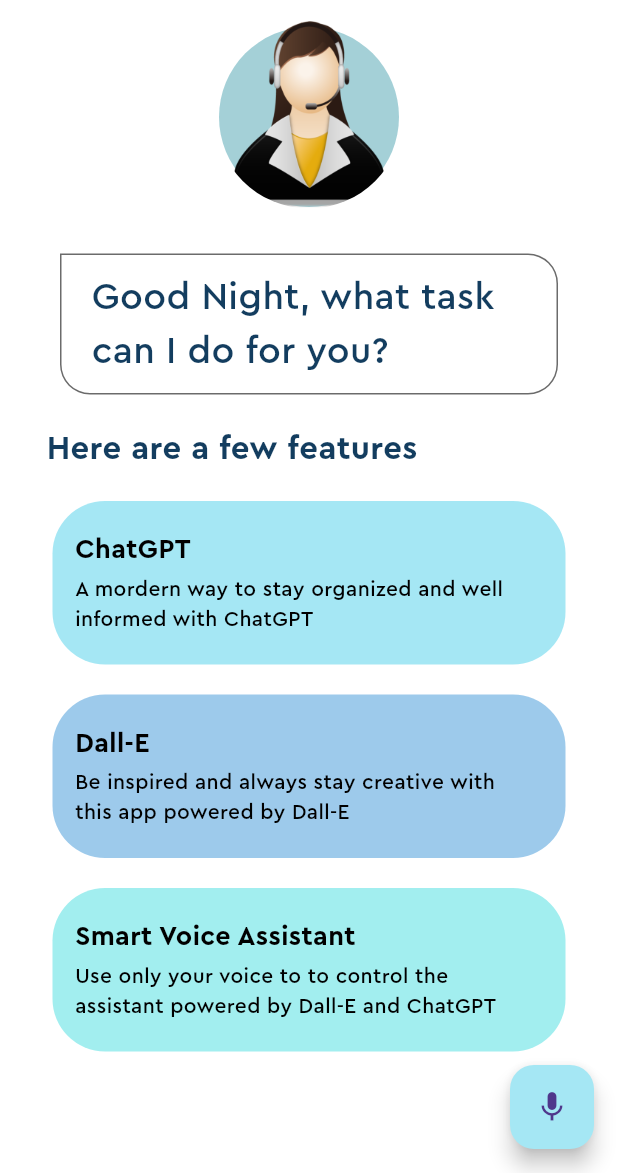
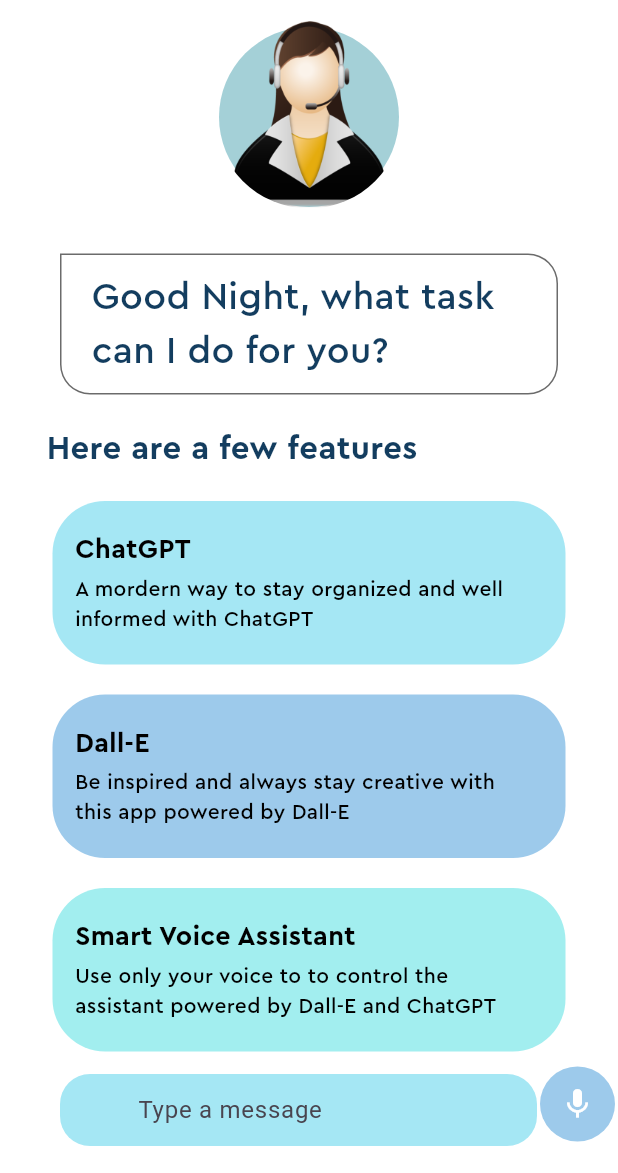
Before and after one commit to Prathamesh3103/ai_assistant, a Flutter app: the screen it shows after launch, after a tap on the "mic" icon, on a phone screen of 412 x 824 dp, the part 63-1236 px from its top. Run offline on Flutter 3.47's test engine with Material 3 defaults, Android fonts, the phone set to English and light mode, and no system bars; our stand-ins replace animate_do, flutter_tts, speech_to_text.

Commit message:
added text input too

```diff
--- a/lib/home_page.dart
+++ b/lib/home_page.dart
@@ -24,6 +24,8 @@ class _HomePageState extends State<HomePage> {
   String? generatedImageUrl;
   int start = 200;
   int delay = 200;
+  bool isShowSendButton = false;
+  final TextEditingController _messageController = TextEditingController();
   @override
   void initState() {
     super.initState();
@@ -204,20 +206,85 @@ class _HomePageState extends State<HomePage> {
                   ),
                 )
               ],
-            )
-          ],
+            ),
+            Row(
+              children: [
+                SizedBox(
+                  width: 40,
+                ),
+                Expanded(
+                  child: TextFormField(
+                    controller: _messageController,
+                    onChanged: (val) {
+                      if (val.isNotEmpty) {
+                        setState(() {
+                          isShowSendButton = true;
+                        });
+                      } else {
+                        setState(() {
+                          isShowSendButton = false;
+                        });
+                      }
+                    },
+                    decoration: const InputDecoration(
+                        filled: true,
+                        fillColor: Pallete.firstSuggestionBoxColor,
+                        prefixIcon: Padding(
+                          padding: const EdgeInsets.symmetric(
+                            horizontal: 10,
                           ),
                         ),
-      floatingActionButton: ZoomIn(
-        delay: Duration(microseconds: start + 3 * delay),
-        child: FloatingActionButton(
-          backgroundColor: Pallete.firstSuggestionBoxColor,
-          onPressed: () async {
+                        hintText: 'Type a message',
+                        border: OutlineInputBorder(
+                          borderRadius: BorderRadius.all(Radius.circular(20.0)),
+                          borderSide: BorderSide(
+                            width: 0,
+                            style: BorderStyle.none,
+                          ),
+                        ),
+                        contentPadding: EdgeInsets.all(2)),
+                  ),
+                ),
+                Padding(
+                  padding: const EdgeInsets.only(
+                    bottom: 8,
+                    right: 2,
+                    left: 2,
+                  ),
+                  child: CircleAvatar(
+                    backgroundColor: Pallete.secondSuggestionBoxColor,
+                    radius: 25,
+                    child: GestureDetector(
+                      child: Icon(
+                        isShowSendButton
+                            ? Icons.send
+                            : speechToText.isListening
+                                ? Icons.stop
+                                : Icons.mic,
+                        color: Colors.white,
+                      ),
+                      onTap: () async {
+                        if (isShowSendButton) {
+                          final speech = await openAIService.isArtPromptAPI(
+                            _messageController.text.trim(),
+                          );
+                          if (speech.contains('https')) {
+                            generatedImageUrl = speech;
+                            generatedContent = null;
+                            setState(() {});
+                          } else {
+                            generatedImageUrl = null;
+                            generatedContent = speech;
+                            setState(() {});
+                            await systemSpeak(speech);
+                          }
+                        } else {
                           if (await speechToText.hasPermission &&
                               speechToText.isNotListening) {
                             await startListening();
                           } else if (speechToText.isListening) {
-              final speech = await openAIService.isArtPromptAPI(words);
+                            final speech =
+                                await openAIService.isArtPromptAPI(words);
                             if (speech.contains('https')) {
                               generatedImageUrl = speech;
                               generatedContent = null;
@@ -233,8 +300,14 @@ class _HomePageState extends State<HomePage> {
                           } else {
                             initializeSpeechToText();
                           }
+                        }
                       },
-          child: Icon(speechToText.isListening ? Icons.stop : Icons.mic),
+                    ),
+                  ),
+                ),
+              ],
+            ),
+          ],
         ),
       ),
     );
--- a/lib/secrets.dart
+++ b/lib/secrets.dart
@@ -1 +1 @@
-const openAIAPIKey = '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';
+const openAIAPIKey = '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';
```
Lines whose indentation alone changed are shown as unchanged.
